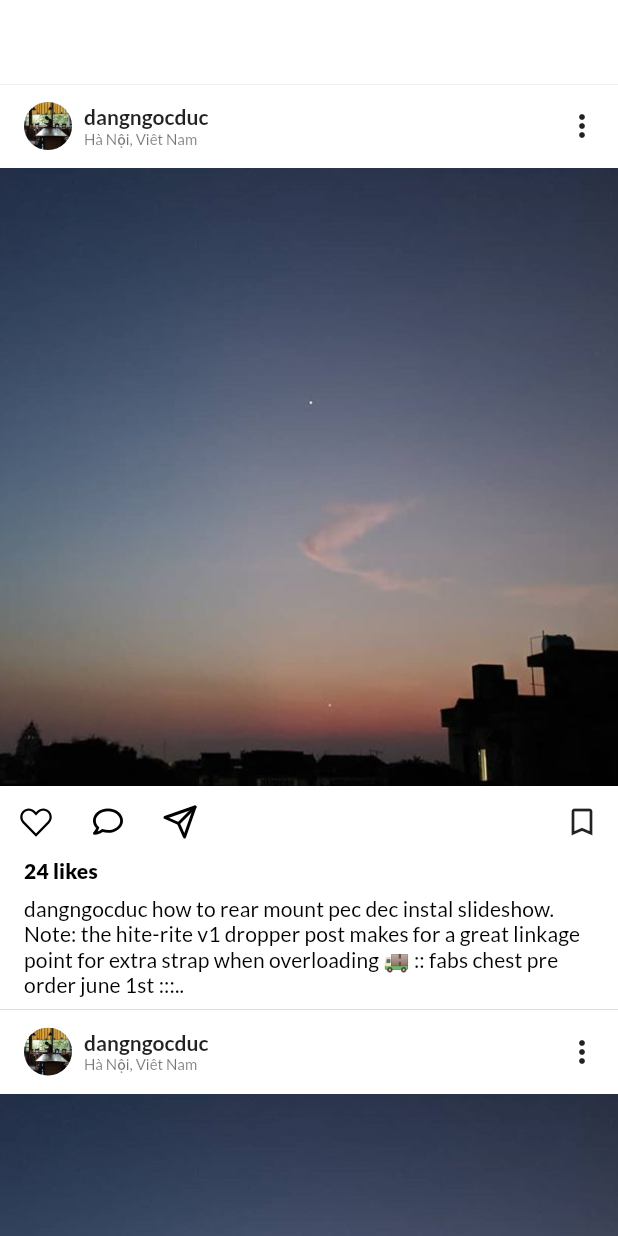
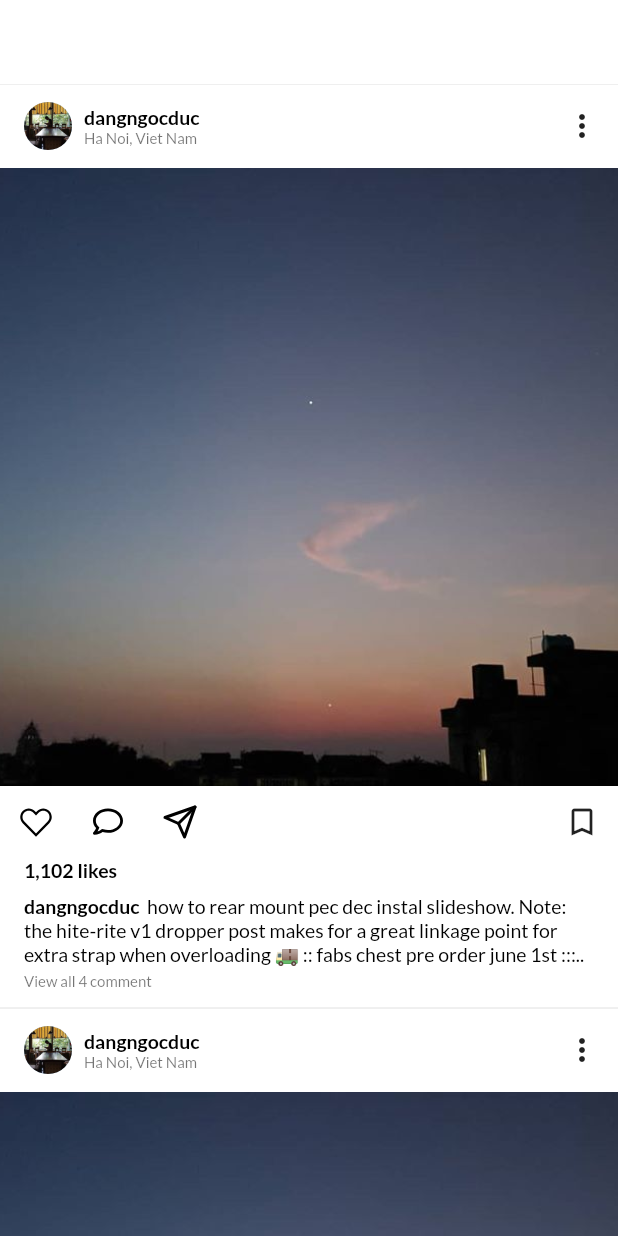
Before and after one commit to dangngocduc/instagram_flutter, a Flutter app: the ExplorePage screen opened directly, on a phone screen of 412 x 824 dp. Run offline on Flutter 3.47's test engine with Material 2 defaults, Android fonts, the phone set to English and light mode, and no system bars; our stand-ins replace flutter_svg, google_fonts, tuple.

```diff
--- a/lib/data/bloc/auth_bloc.dart
+++ b/lib/data/bloc/auth_bloc.dart
@@ -10,6 +10,8 @@ class AuthBloc extends ChangeNotifier {
   static const TAG = 'AuthBloc';
 
   Result<User> user;
+
+//  User get user
 
   AuthBloc() {
     _getUserFromLocal().then((value){
@@ -30,7 +32,11 @@ class AuthBloc extends ChangeNotifier {
   ResultFuture<bool> signIn(String username, String password) {
     return ResultFuture<bool>(
       Future.delayed(_defaultDelayResponse, () {
-        user = Result.value(User('dangngocduc.bk@gmail.com', 'dangngocduc'));
+        user = Result.value(User(
+            'dangngocduc.bk@gmail.com',
+            'dangngocduc',
+            'assets/sample/ic_avatar_1.jpg'
+        ));
         notifyListeners();
         return true;
       })
--- a/lib/data/model/user.dart
+++ b/lib/data/model/user.dart
@@ -5,7 +5,8 @@ class User {
 
   String email;
   String name;
+  String avatar;
 
-  User(this.email, this.name);
+  User(this.email, this.name, this.avatar);
 
 }
--- a/lib/widgets/feed/header_widget.dart
+++ b/lib/widgets/feed/header_widget.dart
@@ -27,11 +27,9 @@ class HeaderWidget extends StatelessWidget {
                 crossAxisAlignment: CrossAxisAlignment.start,
                 children: <Widget>[
                   DefaultTextStyle(
-                      style: Theme.of(context).textTheme.bodyText2.copyWith(
-                        fontWeight: FontWeight.w600
-                      ),
+                      style: Theme.of(context).textTheme.bodyText2,
                       child: Text('dangngocduc'),),
-                  Text('Hà Nội, Viêt Nam', style: Theme.of(context).textTheme.caption,)
+                  Text('Ha Noi, Viet Nam', style: Theme.of(context).textTheme.caption,)
                 ],
               ),
             ),
--- a/lib/widgets/feed/info_widget.dart
+++ b/lib/widgets/feed/info_widget.dart
@@ -1,9 +1,19 @@
 import 'package:flutter/material.dart';
 import 'dart:developer' as developer;
+
+import 'package:instagramflutter/features/comment/comment_page.dart';
 
 class InfoWidget extends StatelessWidget {
   @override
   Widget build(BuildContext context) {
+
+    final onOpenComment = () {
+      Navigator.pushNamed(
+          context,
+          CommentPage.ROUTE_NAME,
+          arguments: '112034');
+    };
+
     return Container(
       padding: EdgeInsets.symmetric(
         horizontal: 16
@@ -16,7 +26,7 @@ class InfoWidget extends StatelessWidget {
               style: Theme.of(context).textTheme.subtitle2.copyWith(
                 fontWeight: FontWeight.w800
               ),
-              child: Text('24 likes')),
+              child: Text('1,102 likes', style: Theme.of(context).textTheme.bodyText2,)),
           Container(
             width: double.infinity,
             padding: EdgeInsets.only(
@@ -25,14 +35,26 @@ class InfoWidget extends StatelessWidget {
             child: RichText(
               text: TextSpan(
                 children: [
-                  TextSpan(text: 'dangngocduc', style: Theme.of(context).textTheme.subtitle2),
-                  TextSpan(text: ' how to rear mount pec dec instal slideshow. Note: the hite-rite v1 dropper post makes for a great linkage point for extra strap when overloading 🚚 :: fabs chest pre order june 1st :::..',
-                      style: Theme.of(context).textTheme.subtitle2.copyWith(
+                  TextSpan(text: 'dangngocduc', style: Theme.of(context).textTheme.bodyText2),
+                  TextSpan(text: '  how to rear mount pec dec instal slideshow. Note: the hite-rite v1 dropper post makes for a great linkage point for extra strap when overloading 🚚 :: fabs chest pre order june 1st :::..',
+                      style: Theme.of(context).textTheme.bodyText1.copyWith(
                         fontWeight: FontWeight.w400
-                      ))
+                      )),
                 ]
               ),
             ),
+          ),
+          InkWell(
+            child: Container(
+              child: Text(
+                'View all 4 comment',
+                style: Theme.of(context).textTheme.caption,
+              ),
+              padding: EdgeInsets.symmetric(
+                vertical: 4
+              ),
+            ),
+            onTap: onOpenComment,
           )
         ],
       ),
```
Also changed, not shown: lib/application.dart (+25 -3 lines), lib/features/authorized/authorized_navigation.dart (+13 -1 lines), lib/features/comment/comment_page.dart (+65 -2 lines), lib/features/comment/comment_widget.dart (added, +63 -0 lines).
